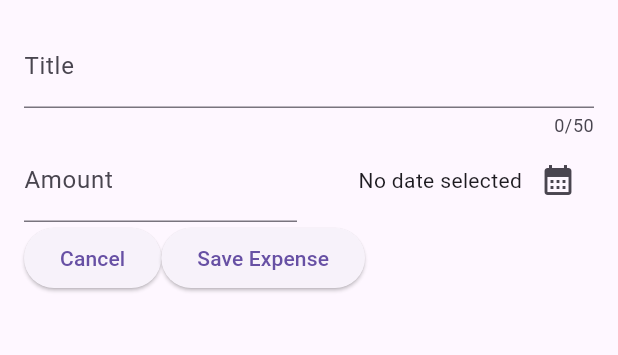
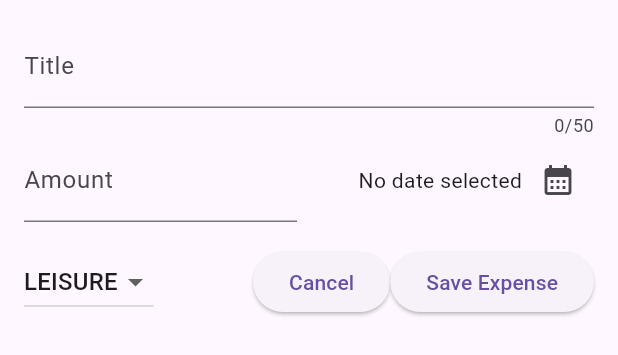
Before and after one commit to javakanaya/flutter-udemy, a Flutter app: the NewExpense widget shown alone on an empty page, opened directly, on a phone screen of 412 x 824 dp. Shown: the top 355 px of the screen. Run offline on Flutter 3.47's test engine with Material 3 defaults, Android fonts, the phone set to English and light mode, and no system bars; our stand-ins replace google_fonts.

Commit message:
feat: dropdown button for new expense category

```diff
--- a/expense_tracker/lib/widgets/new_expense.dart
+++ b/expense_tracker/lib/widgets/new_expense.dart
@@ -1,3 +1,4 @@
+import 'package:expense_tracker/models/expense.dart';
 import 'package:flutter/material.dart';
 import 'package:intl/intl.dart';
 
@@ -16,7 +17,9 @@ class _NewExpenseState extends State<NewExpense> {
   // create an object for handling user input
   final _titleController = TextEditingController();
   final _amountController = TextEditingController();
+
   DateTime? _selectedDate;
+  Category _selectedCategory = Category.leisure;
 
   // to dispose the TextEditingController when its not being used
   // to avoid memory leaks
@@ -88,12 +91,33 @@ class _NewExpenseState extends State<NewExpense> {
                 ),
               ],
             ),
+            const SizedBox(height: 16),
             Row(
               children: [
+                DropdownButton(
+                    value: _selectedCategory,
+                    items: Category.values
+                        .map(
+                          (category) => DropdownMenuItem(
+                            value: category,
+                            child: Text(
+                              category.name.toUpperCase(),
+                            ),
+                          ),
+                        )
+                        .toList(),
+                    onChanged: (value) {
+                      if (value == null) {
+                        return;
+                      }
+                      setState(() {
+                        _selectedCategory = value;
+                      });
+                    }),
+                Spacer(),
                 ElevatedButton(
                   onPressed: () {
                     Navigator.pop(context);
-                    print("Cancel");
                   },
                   child: const Text('Cancel'),
                 ),
```
